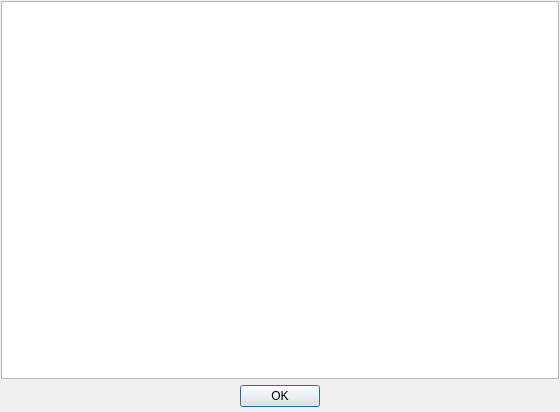
Above: FormHelp.ui from mazbrili/qabcs before the change. Below: the same form after it.
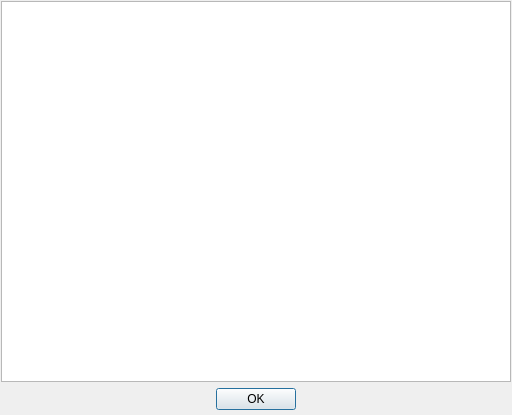
That is the form after the change.

Commit message: passing a link to the main widget

Patch:
```diff
--- a/FormHelp.ui
+++ b/FormHelp.ui
@@ -6,8 +6,8 @@
    <rect>
     <x>0</x>
     <y>0</y>
-    <width>560</width>
-    <height>412</height>
+    <width>512</width>
+    <height>415</height>
    </rect>
   </property>
   <property name="windowTitle">
```
The commit also changes 1 other file.
